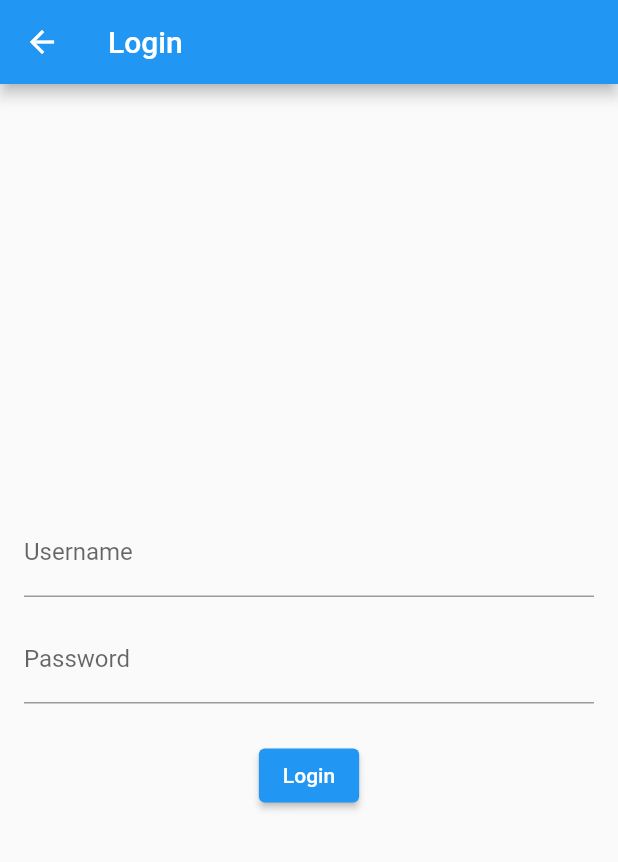
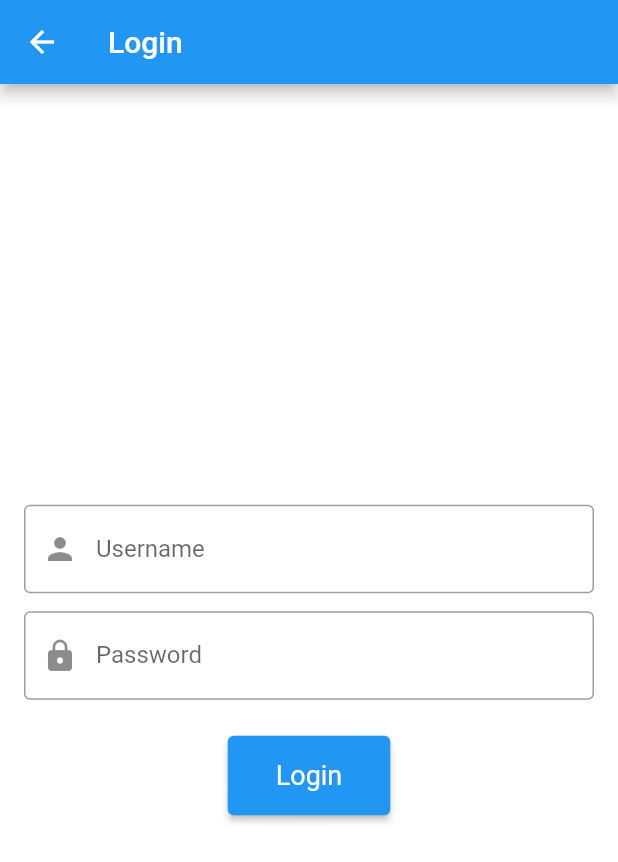
Before and after one commit to Mohammad-Akhlad/Mohdakhlad, a Flutter app: the screen it shows after launch, after a tap on "Login", on a phone screen of 412 x 824 dp. Shown: the top 862 px of the screen. Run offline on Flutter 3.47's test engine with Material 2 defaults, Android fonts, the phone set to English and light mode, and no system bars; our stand-ins replace image_picker; network calls fail.

Commit message:
This is the commit of mine flutter front end what i tried by adding the new module in my existing springboot project

```diff
--- a/flutter_mobile/lib/api_service.dart
+++ b/flutter_mobile/lib/api_service.dart
@@ -1,7 +1,7 @@
 import 'package:http/http.dart' as http;
 
 class ApiService {
-  static const String baseUrl = 'http://localhost:8080'; // Replace with your API URL
+  static const String baseUrl = 'http://ec2-13-48-27-139.eu-north-1.compute.amazonaws.com'; // Replace with your API URL
 
   static Future<http.Response> fetchCustomers() async {
     final response = await http.get(Uri.parse('$baseUrl/api/customers'));
--- a/flutter_mobile/lib/login.dart
+++ b/flutter_mobile/lib/login.dart
@@ -1,4 +1,5 @@
 import 'package:flutter/material.dart';
+import 'package:http/http.dart' as http;
 
 class LoginPage extends StatefulWidget {
   const LoginPage({Key? key}) : super(key: key);
@@ -11,14 +12,21 @@ class _LoginPageState extends State<LoginPage> {
   final TextEditingController _usernameController = TextEditingController();
   final TextEditingController _passwordController = TextEditingController();
 
-  void _login() {
-    // Implement your login logic here
+  void _login() async {
     String username = _usernameController.text;
     String password = _passwordController.text;
 
-    // Example: Authenticate user and navigate to home screen
-    if (username == 'user' && password == 'password') {
-      // Navigate to home screen
+    // Prepare the login request
+    var response = await http.post(
+      Uri.parse('http://ec2-13-48-27-139.eu-north-1.compute.amazonaws.com:8080/login'), // Replace with your backend login URL
+      body: {
+        'username': username,
+        'password': password,
+      },
+    );
+
+    if (response.statusCode == 200) {
+      // Successful login, navigate to home screen or desired page
       Navigator.pushReplacementNamed(context, '/home');
     } else {
       // Display error message
@@ -53,6 +61,8 @@ class _LoginPageState extends State<LoginPage> {
               controller: _usernameController,
               decoration: InputDecoration(
                 labelText: 'Username',
+                border: OutlineInputBorder(),
+                prefixIcon: Icon(Icons.person),
               ),
             ),
             SizedBox(height: 12),
@@ -61,11 +71,18 @@ class _LoginPageState extends State<LoginPage> {
               obscureText: true,
               decoration: InputDecoration(
                 labelText: 'Password',
+                border: OutlineInputBorder(),
+                prefixIcon: Icon(Icons.lock),
               ),
             ),
             SizedBox(height: 24),
             ElevatedButton(
               onPressed: _login,
+              style: ElevatedButton.styleFrom(
+                primary: Colors.blue,
+                padding: EdgeInsets.symmetric(horizontal: 32, vertical: 16),
+                textStyle: TextStyle(fontSize: 18),
+              ),
               child: const Text('Login'),
             ),
           ],
--- a/flutter_mobile/lib/main.dart
+++ b/flutter_mobile/lib/main.dart
@@ -1,6 +1,4 @@
 import 'package:flutter/material.dart';
-import 'package:http/http.dart' as http;
-import 'api_service.dart';
 import 'login.dart';
 import 'SignupPage.dart';
 
@@ -11,80 +9,64 @@ void main() {
 class MyApp extends StatelessWidget {
   const MyApp({super.key});
 
-  // This widget is the root of your application.
   @override
   Widget build(BuildContext context) {
     return MaterialApp(
       title: 'Flutter Demo',
       theme: ThemeData(
-        // ... (your existing theme configuration)
+        primaryColor: Colors.blue,
+        colorScheme: ColorScheme.fromSwatch(primarySwatch: Colors.blue),
+        scaffoldBackgroundColor: Colors.white, // Change this to your preferred background color
       ),
       initialRoute: '/',
       routes: {
-        '/': (context) => const MyHomePage(title: 'Flutter Demo Home Page'),
+        '/': (context) => const MyHomePage(),
         '/login': (context) => LoginPage(),
-        '/signup': (context) => SignupPage(),
+        '/SignupPage': (context) => SignupPage(),
       },
     );
   }
 }
 
-class MyHomePage extends StatefulWidget {
-  const MyHomePage({super.key, required this.title});
-
-  final String title;
-
-  @override
-  State<MyHomePage> createState() => _MyHomePageState();
-}
-
-class _MyHomePageState extends State<MyHomePage> {
-  int _counter = 0;
-
-  void _incrementCounter() {
-    setState(() {
-      _counter++;
-    });
-  }
+class MyHomePage extends StatelessWidget {
+  const MyHomePage({super.key});
 
   @override
   Widget build(BuildContext context) {
     return Scaffold(
       appBar: AppBar(
-        backgroundColor: Theme.of(context).colorScheme.inversePrimary,
-        title: Text(widget.title),
+        title: const Text('Flutter Demo Home Page'),
       ),
       body: Center(
         child: Column(
           mainAxisAlignment: MainAxisAlignment.center,
           children: <Widget>[
-            const Text(
-              'You have pushed the button this many times:',
-            ),
-            Text(
-              '$_counter',
-              style: Theme.of(context).textTheme.headlineMedium,
-            ),
             ElevatedButton(
               onPressed: () {
                 Navigator.pushNamed(context, '/login');
               },
+              style: ElevatedButton.styleFrom(
+                primary: Theme.of(context).colorScheme.secondary, // Use secondary color as accent color
+                padding: EdgeInsets.symmetric(horizontal: 32, vertical: 16),
+                textStyle: TextStyle(fontSize: 18),
+              ),
               child: const Text('Login'),
             ),
+            SizedBox(height: 16),
             ElevatedButton(
               onPressed: () {
-                Navigator.pushNamed(context, '/signup');
+                Navigator.pushNamed(context, '/SignupPage');
               },
+              style: ElevatedButton.styleFrom(
+                primary: Theme.of(context).primaryColor,
+                padding: EdgeInsets.symmetric(horizontal: 32, vertical: 16),
+                textStyle: TextStyle(fontSize: 18),
+              ),
               child: const Text('Signup'),
             ),
           ],
         ),
       ),
-      floatingActionButton: FloatingActionButton(
-        onPressed: _incrementCounter,
-        tooltip: 'Increment',
-        child: const Icon(Icons.add),
-      ),
     );
   }
 }
--- a/flutter_mobile/pubspec.yaml
+++ b/flutter_mobile/pubspec.yaml
@@ -12,6 +12,8 @@ dependencies:
     sdk: flutter
   cupertino_icons: ^1.0.2
   http: ^0.13.0
+  image_picker: ^0.8.0
+
 
 dev_dependencies:
   flutter_test:
```
Also changed, not shown: flutter_mobile/lib/MyHomePage.dart (added, +42 -0 lines), flutter_mobile/lib/SignupPage.dart (+68 -11 lines), flutter_mobile/pubspec.lock, 8 other files.
